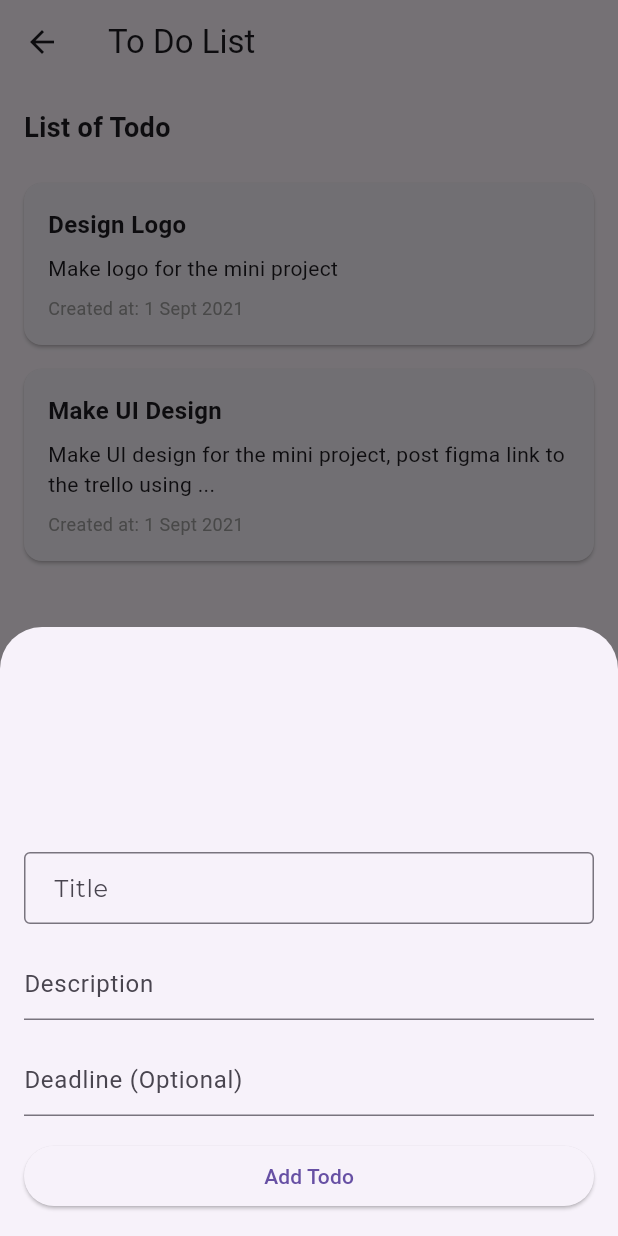
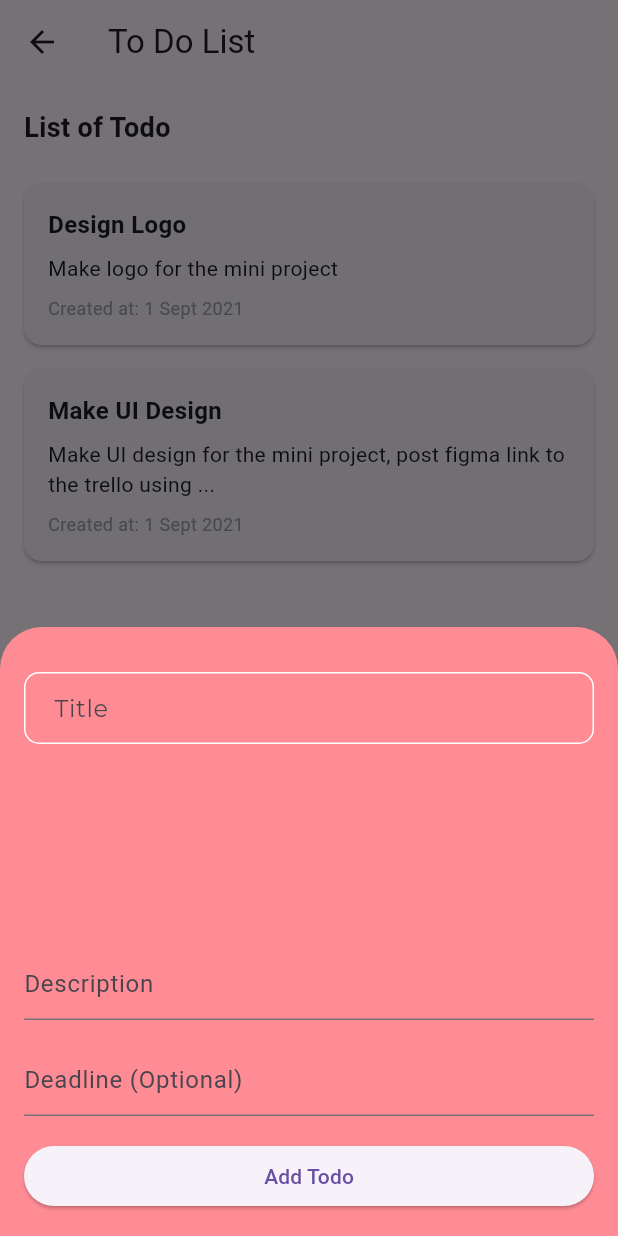
Before and after one commit to Suryadhrma/todoapp, a Flutter app: the HomeScreenPage screen opened directly, after a tap on the "add" icon, on a phone screen of 412 x 824 dp. Run offline on Flutter 3.47's test engine with Material 3 defaults, Android fonts, the phone set to English and light mode, and no system bars.

Commit message:
naikin posisi popup

```diff
--- a/lib/pages/homescreen_page.dart
+++ b/lib/pages/homescreen_page.dart
@@ -15,6 +15,7 @@ class _HomeScreenPageState extends State<HomeScreenPage> {
   void _showAddTodoModal() {
     showModalBottomSheet(
       context: context,
+      backgroundColor: Color(0xFFFF8C94),
       isScrollControlled: true,
       builder: (context) {
         return Padding(
@@ -22,18 +23,29 @@ class _HomeScreenPageState extends State<HomeScreenPage> {
             top: 150.0,
             left: 16.0,
             right: 16.0,
-            bottom: MediaQuery.of(context).viewInsets.bottom + 16.0, // Tambahkan padding bawah sesuai tinggi keyboard
+            bottom: MediaQuery.of(context).viewInsets.bottom + 16.0,
           ),
           child: Column(
             mainAxisSize: MainAxisSize.min,
             crossAxisAlignment: CrossAxisAlignment.start,
             children: [
-                // Nama FIELD
-                TextField(
+              Transform.translate(
+                offset: Offset(0, -120.0),
+                child: TextField(
                   decoration: InputDecoration(
                     hintText: 'Title',
                     contentPadding: EdgeInsets.symmetric(vertical: 12.0, horizontal: 16.0),
-                  border: OutlineInputBorder(),
+                    enabledBorder: OutlineInputBorder(
+                      borderRadius: BorderRadius.circular(10.0),
+                      borderSide: const BorderSide(color: Color.fromARGB(255, 255, 255, 255)),
+                    ),
+                    focusedBorder: OutlineInputBorder(
+                      borderRadius: BorderRadius.circular(10.0),
+                      borderSide: const BorderSide(
+                        color: Color(0xFFFF8C94),
+                        width: 2.0,
+                      ),
+                    ),
                     hintStyle: TextStyle(
                       fontFamily: 'Montserrat',
                       fontWeight: FontWeight.normal,
@@ -50,6 +62,7 @@ class _HomeScreenPageState extends State<HomeScreenPage> {
                       newTodoTitle = value;
                     });
                   },
+                ),
               ),
               SizedBox(height: 16.0),
               TextField(
```
Lines whose indentation alone changed are shown as unchanged.
